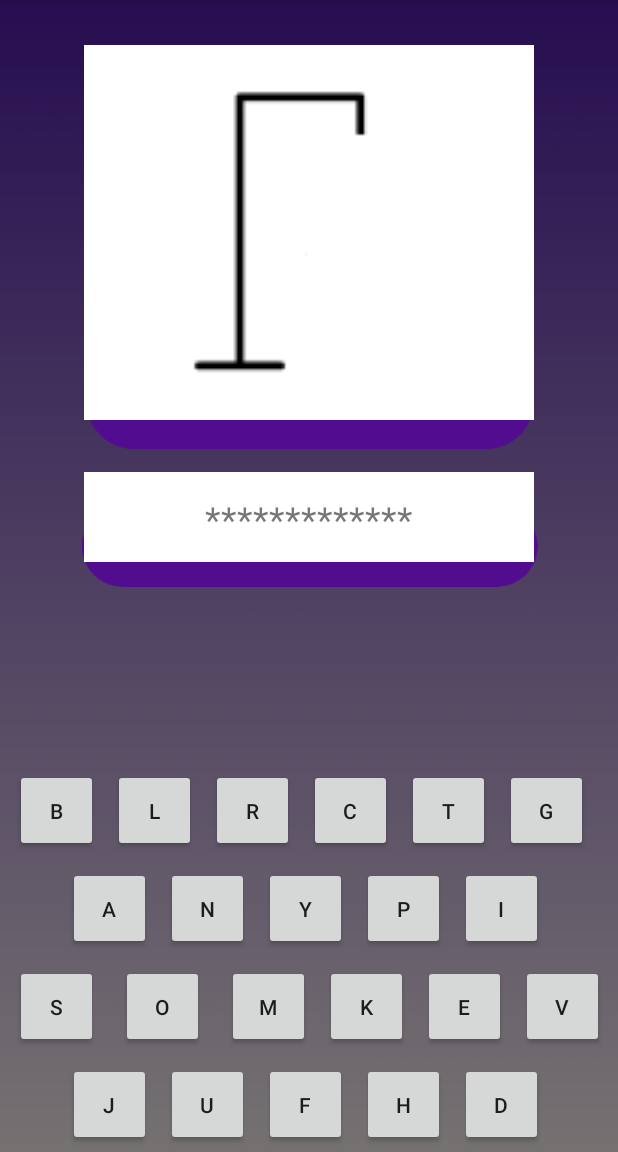
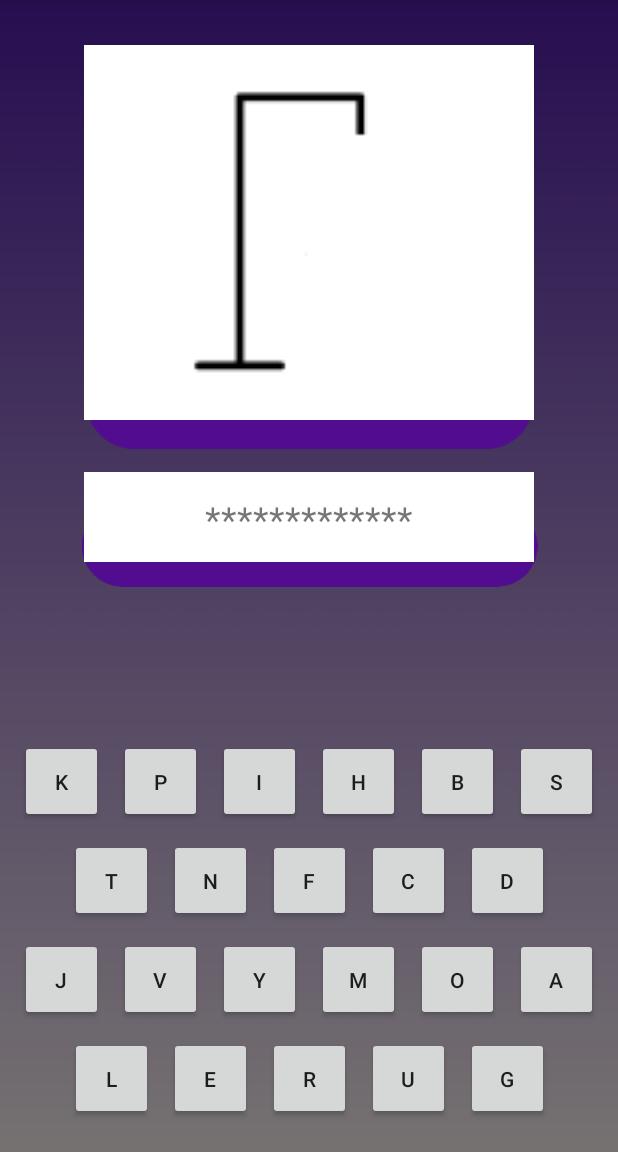
Before and after one commit to Cilian/Galge, an Android app: the GameActivity screen opened directly, with no data from a screen before it, on a phone screen of 412 x 824 dp, the part 84-1236 px from its top. Run offline under Robolectric (Android 15) with nearby library versions, the phone set to English and light mode, and no system bars.

Commit message:
Winner message

```diff
--- a/app/src/main/java/com/example/sren/galge/GameActivity.java
+++ b/app/src/main/java/com/example/sren/galge/GameActivity.java
@@ -1,12 +1,16 @@
 package com.example.sren.galge;
 
 import android.os.Bundle;
+import android.support.v4.app.FragmentManager;
+import android.support.v4.app.FragmentTransaction;
 import android.support.v7.app.AppCompatActivity;
 import android.view.View;
 import android.view.WindowManager;
 import android.view.animation.TranslateAnimation;
 import android.widget.Button;
+import android.widget.GridLayout;
 import android.widget.ImageView;
+import android.widget.TableLayout;
 import android.widget.TextView;
 
 import static android.view.Window.FEATURE_NO_TITLE;
@@ -14,9 +18,10 @@ import static android.view.Window.FEATURE_NO_TITLE;
 public class GameActivity extends AppCompatActivity implements View.OnClickListener {
 
     Galgelogik spil = new Galgelogik();
-    TextView word, won, lost;
+    TextView word;
     Button B,T,K,A,E,V,J,U,F,H,I,S,Re,L,O,N,M,Y,P,G,D,C;
     ImageView fail,fail1,fail2,fail3,fail4,fail5,fail6;
+    TableLayout buttons;
 
     @Override
     protected void onCreate(Bundle savedInstanceState) {
@@ -32,8 +37,7 @@ public class GameActivity extends AppCompatActivity implements View.OnClickListe
         word = findViewById(R.id.word);
         word.setText(spil.getSynligtOrd());
 
-        won = findViewById(R.id.Won);
-        lost = findViewById(R.id.Lost);
+        buttons = findViewById(R.id.buttons);
 
         B = findViewById(R.id.B);
         B.setOnClickListener(this);
@@ -248,23 +252,32 @@ public class GameActivity extends AppCompatActivity implements View.OnClickListe
     }
         public void end () {
             if (spil.erSpilletVundet()) {
-                won.setVisibility(View.VISIBLE);
+
                 TranslateAnimation animation = new TranslateAnimation(0.0f, 0.0f, -800.0f, 0.0f); // new TranslateAnimation (float fromXDelta,float toXDelta, float fromYDelta, float toYDelta)
 
                 animation.setDuration(1400); // animation duration, change accordingly
                 animation.setRepeatCount(0); // animation repeat count
                 animation.setFillAfter(false);
-                won.startAnimation(animation);//your_view for which you need animation
+
+                FragmentManager fragmentManager = getSupportFragmentManager();
+                FragmentTransaction fragmentTransaction = fragmentManager.beginTransaction();
+
+                fragmentTransaction.setCustomAnimations(R.anim.slide_down_in,R.anim.slide_up_out);
+
+                Restart fragment = new Restart();
+
+                fragmentTransaction.add(R.id.games_layout,fragment);
+                fragmentTransaction.commit();
+                buttons.setVisibility(View.INVISIBLE);
             }
 
             if (spil.erSpilletTabt()) {
-            lost.setVisibility(View.VISIBLE);
                 TranslateAnimation animation = new TranslateAnimation(0.0f, 0.0f, -800.0f, 0.0f); // new TranslateAnimation (float fromXDelta,float toXDelta, float fromYDelta, float toYDelta)
 
                 animation.setDuration(1400); // animation duration, change accordingly
                 animation.setRepeatCount(0); // animation repeat count
                 animation.setFillAfter(false);
-            lost.startAnimation(animation);
+
             }
         }
 
--- /dev/null
+++ b/app/src/main/java/com/example/sren/galge/Restart.java
@@ -0,0 +1,45 @@
+package com.example.sren.galge;
+
+import android.os.Bundle;
+import android.support.v4.app.Fragment;
+import android.view.LayoutInflater;
+import android.view.View;
+import android.view.ViewGroup;
+import android.widget.Button;
+
+
+public class Restart extends Fragment {
+
+  //  Button restart;
+    Galgelogik spil = new Galgelogik();
+
+    @Override
+    public void onCreate(Bundle savedInstanceState) {
+        super.onCreate(savedInstanceState);
+    }
+
+    @Override
+    public View onCreateView(LayoutInflater inflater, ViewGroup container, Bundle savedInstanceState) {
+        // Inflate the layout for this fragment
+
+    //    restart = getView().findViewById(R.id.restart);
+    //    restart.setOnClickListener(this);
+
+        return inflater.inflate(R.layout.fragment_restart, container, false);
+
+
+
+
+    }
+
+
+
+
+
+
+    public void restarter(){
+
+
+    }
+
+}
--- /dev/null
+++ b/app/src/main/res/anim/slide_down_in.xml
@@ -0,0 +1,4 @@
+<?xml version="1.0" encoding="utf-8"?>
+<set xmlns:android="http://schemas.android.com/apk/res/android">
+    <translate android:fromYDelta="-100%" android:toYDelta="0%" android:duration="1500"/>
+</set>
--- /dev/null
+++ b/app/src/main/res/anim/slide_up_out.xml
@@ -0,0 +1,4 @@
+<?xml version="1.0" encoding="utf-8"?>
+<set xmlns:android="http://schemas.android.com/apk/res/android">
+    <translate android:fromYDelta="0%" android:toYDelta="-100%" android:duration="1500"/>
+</set>
--- a/app/src/main/res/layout/activity_game.xml
+++ b/app/src/main/res/layout/activity_game.xml
@@ -5,7 +5,9 @@
     android:layout_width="match_parent"
     android:layout_height="match_parent"
     android:background="@drawable/androidmobile"
+    android:id="@+id/games_layout"
     tools:context=".GameActivity">
+
 
     <ImageView
         android:id="@+id/imageView5"
@@ -135,68 +137,34 @@
         app:layout_constraintStart_toStartOf="parent"
         app:layout_constraintTop_toBottomOf="@+id/imageView6" />
 
+    <TableLayout
+        android:id="@+id/buttons"
+        android:layout_width="406dp"
+        android:layout_height="280dp"
+        app:layout_constraintBottom_toBottomOf="parent"
+        app:layout_constraintEnd_toEndOf="parent"
+        app:layout_constraintStart_toStartOf="parent">
+
+        <TableRow
+            android:layout_width="match_parent"
+            android:gravity="center_horizontal">
+
             <Button
-        android:id="@+id/B"
+                android:id="@+id/K"
                 android:layout_width="55dp"
                 android:layout_height="55dp"
+                android:layout_margin="5dp"
                 android:layout_marginStart="10dp"
-        android:layout_marginLeft="10dp"
-        android:layout_marginBottom="200dp"
-        android:text="B"
-        app:layout_constraintBottom_toBottomOf="parent"
-        app:layout_constraintStart_toStartOf="parent" />
-
-    <Button
-        android:id="@+id/T"
-        android:layout_width="55dp"
-        android:layout_height="55dp"
-        android:layout_marginStart="10dp"
-        android:layout_marginLeft="10dp"
-        android:layout_marginBottom="200dp"
-        android:text="T"
-        app:layout_constraintBottom_toBottomOf="parent"
-        app:layout_constraintStart_toEndOf="@+id/C" />
-
-    <Button
-        android:id="@+id/G"
-        android:layout_width="55dp"
-        android:layout_height="55dp"
-        android:layout_marginStart="10dp"
-        android:layout_marginLeft="10dp"
-        android:layout_marginBottom="200dp"
-        android:text="G"
-        app:layout_constraintBottom_toBottomOf="parent"
-        app:layout_constraintStart_toEndOf="@+id/T" />
-
-    <Button
-        android:id="@+id/N"
-        android:layout_width="55dp"
-        android:layout_height="55dp"
-        android:layout_marginStart="10dp"
-        android:layout_marginLeft="10dp"
-        android:layout_marginTop="10dp"
-        android:text="N"
-        app:layout_constraintStart_toEndOf="@+id/A"
-        app:layout_constraintTop_toBottomOf="@+id/L" />
-
-    <Button
-        android:id="@+id/Y"
-        android:layout_width="55dp"
-        android:layout_height="55dp"
-        android:layout_marginStart="10dp"
-        android:layout_marginLeft="10dp"
-        android:layout_marginTop="10dp"
-        android:text="Y"
-        app:layout_constraintStart_toEndOf="@+id/N"
-        app:layout_constraintTop_toBottomOf="@+id/Re" />
+                android:text="K"
+                app:layout_constraintStart_toEndOf="@+id/M"
+                app:layout_constraintTop_toBottomOf="@+id/Y" />
 
             <Button
                 android:id="@+id/P"
                 android:layout_width="55dp"
                 android:layout_height="55dp"
+                android:layout_margin="5dp"
                 android:layout_marginStart="10dp"
-        android:layout_marginLeft="10dp"
-        android:layout_marginTop="10dp"
                 android:text="P"
                 app:layout_constraintStart_toEndOf="@+id/Y"
                 app:layout_constraintTop_toBottomOf="@+id/C" />
@@ -205,208 +173,208 @@
                 android:id="@+id/I"
                 android:layout_width="55dp"
                 android:layout_height="55dp"
+                android:layout_margin="5dp"
                 android:layout_marginStart="10dp"
-        android:layout_marginLeft="10dp"
-        android:layout_marginTop="10dp"
                 android:text="I"
                 app:layout_constraintStart_toEndOf="@+id/P"
                 app:layout_constraintTop_toBottomOf="@+id/T" />
 
             <Button
+                android:id="@+id/H"
+                android:layout_width="55dp"
+                android:layout_height="55dp"
+                android:layout_margin="5dp"
+                android:layout_marginStart="10dp"
+                android:text="H"
+                app:layout_constraintStart_toEndOf="@+id/F"
+                app:layout_constraintTop_toBottomOf="@+id/K" />
+
+            <Button
+                android:id="@+id/B"
+                android:layout_width="55dp"
+                android:layout_height="55dp"
+                android:layout_margin="5dp"
+                android:layout_marginStart="10dp"
+                android:text="B"
+                app:layout_constraintBottom_toBottomOf="parent"
+                app:layout_constraintStart_toStartOf="parent" />
+
+            <Button
+                android:id="@+id/S"
+                android:layout_width="55dp"
+                android:layout_height="55dp"
+                android:layout_margin="5dp"
+                android:layout_marginStart="10dp"
+                android:text="S"
+                app:layout_constraintStart_toStartOf="parent"
+                app:layout_constraintTop_toBottomOf="@+id/A" />
+
+        </TableRow>
+
+        <TableRow
+            android:layout_width="match_parent"
+            android:layout_height="match_parent"
+            android:gravity="center_horizontal">
+
+            <Button
+                android:id="@+id/T"
+                android:layout_width="55dp"
+                android:layout_height="55dp"
+                android:layout_margin="5dp"
+                android:layout_marginStart="10dp"
+                android:text="T" />
+
+            <Button
+                android:id="@+id/N"
+                android:layout_width="55dp"
+                android:layout_height="55dp"
+                android:layout_margin="5dp"
+                android:layout_marginStart="10dp"
+                android:text="N"
+                app:layout_constraintStart_toEndOf="@+id/A"
+                app:layout_constraintTop_toBottomOf="@+id/L" />
+
+            <Button
+                android:id="@+id/F"
+                android:layout_width="55dp"
+                android:layout_height="55dp"
+                android:layout_margin="5dp"
+                android:layout_marginStart="10dp"
+                android:text="F"
+                app:layout_constraintStart_toEndOf="@+id/U"
+                app:layout_constraintTop_toBottomOf="@+id/M" />
+
+            <Button
+                android:id="@+id/C"
+                android:layout_width="55dp"
+                android:layout_height="55dp"
+                android:layout_margin="5dp"
+                android:layout_marginStart="10dp"
+                android:text="C"
+                app:layout_constraintBottom_toBottomOf="parent"
+                app:layout_constraintStart_toEndOf="@+id/Re" />
+
+            <Button
+                android:id="@+id/D"
+                android:layout_width="55dp"
+                android:layout_height="55dp"
+                android:layout_margin="5dp"
+                android:text="D"
+                app:layout_constraintTop_toBottomOf="@+id/E"
+                tools:layout_editor_absoluteX="306dp" />
+        </TableRow>
+
+        <TableRow
+            android:layout_width="match_parent"
+            android:layout_height="298dp"
+            android:gravity="center_horizontal">
+
+            <Button
+                android:id="@+id/J"
+                android:layout_width="55dp"
+                android:layout_height="55dp"
+                android:layout_margin="5dp"
+                android:layout_marginStart="45dp"
+                android:text="J"
+                tools:layout_editor_absoluteY="634dp" />
+
+            <Button
+                android:id="@+id/V"
+                android:layout_width="55dp"
+                android:layout_height="55dp"
+                android:layout_margin="5dp"
+                android:layout_marginStart="10dp"
+                android:text="V"
+                tools:layout_editor_absoluteY="569dp" />
+
+            <Button
+                android:id="@+id/Y"
+                android:layout_width="55dp"
+                android:layout_height="55dp"
+                android:layout_margin="5dp"
+                android:text="Y"
+                tools:layout_editor_absoluteX="175dp" />
+
+            <Button
+                android:id="@+id/M"
+                android:layout_width="55dp"
+                android:layout_height="55dp"
+                android:layout_margin="5dp"
+                android:layout_marginStart="15dp"
+                android:text="M" />
+
+            <Button
+                android:id="@+id/O"
+                android:layout_width="55dp"
+                android:layout_height="55dp"
+                android:layout_margin="5dp"
+                android:text="O"
+                tools:layout_editor_absoluteX="80dp"
+                tools:layout_editor_absoluteY="569dp" />
+
+            <Button
+                android:id="@+id/A"
+                android:layout_width="55dp"
+                android:layout_height="55dp"
+                android:layout_margin="5dp"
+                android:layout_marginStart="45dp"
+                android:text="A"
+                tools:layout_editor_absoluteY="504dp" />
+
+        </TableRow>
+
+        <TableRow
+            android:layout_width="match_parent"
+            android:layout_height="match_parent"
+            android:gravity="center_horizontal">
+
+            <Button
+                android:id="@+id/L"
+                android:layout_width="55dp"
+                android:layout_height="55dp"
+                android:layout_margin="5dp"
+                android:text="L"
+                app:layout_constraintBottom_toBottomOf="parent"
+                tools:layout_editor_absoluteX="75dp" />
+
+            <Button
+                android:id="@+id/E"
+                android:layout_width="55dp"
+                android:layout_height="55dp"
+                android:layout_margin="5dp"
+                android:text="E"
+                tools:layout_editor_absoluteX="281dp"
+                tools:layout_editor_absoluteY="569dp" />
+
+            <Button
                 android:id="@+id/Re"
                 android:layout_width="55dp"
                 android:layout_height="55dp"
+                android:layout_margin="5dp"
                 android:layout_marginStart="10dp"
-        android:layout_marginLeft="10dp"
-        android:layout_marginBottom="200dp"
                 android:text="R"
                 app:layout_constraintBottom_toBottomOf="parent"
                 app:layout_constraintStart_toEndOf="@+id/L" />
 
             <Button
-        android:id="@+id/C"
-        android:layout_width="55dp"
-        android:layout_height="55dp"
-        android:layout_marginStart="10dp"
-        android:layout_marginLeft="10dp"
-        android:layout_marginBottom="200dp"
-        android:text="C"
-        app:layout_constraintBottom_toBottomOf="parent"
-        app:layout_constraintStart_toEndOf="@+id/Re" />
-
-    <Button
-        android:id="@+id/A"
-        android:layout_width="55dp"
-        android:layout_height="55dp"
-        android:layout_marginStart="45dp"
-        android:layout_marginLeft="45dp"
-        android:layout_marginTop="10dp"
-        android:text="A"
-        app:layout_constraintStart_toStartOf="parent"
-        app:layout_constraintTop_toBottomOf="@+id/B" />
-
-    <Button
-        android:id="@+id/S"
-        android:layout_width="55dp"
-        android:layout_height="55dp"
-        android:layout_marginStart="10dp"
-        android:layout_marginLeft="10dp"
-        android:layout_marginTop="10dp"
-        android:text="S"
-        app:layout_constraintStart_toStartOf="parent"
-        app:layout_constraintTop_toBottomOf="@+id/A" />
-
-    <Button
-        android:id="@+id/J"
-        android:layout_width="55dp"
-        android:layout_height="55dp"
-        android:layout_marginStart="45dp"
-        android:layout_marginLeft="45dp"
-        android:layout_marginTop="10dp"
-        android:text="J"
-        app:layout_constraintStart_toStartOf="parent"
-        app:layout_constraintTop_toBottomOf="@+id/S" />
-
-    <Button
                 android:id="@+id/U"
                 android:layout_width="55dp"
                 android:layout_height="55dp"
-        android:layout_marginStart="10dp"
-        android:layout_marginLeft="10dp"
-        android:layout_marginTop="10dp"
+                android:layout_margin="5dp"
                 android:text="U"
-        app:layout_constraintStart_toEndOf="@+id/J"
-        app:layout_constraintTop_toBottomOf="@+id/O" />
+                tools:layout_editor_absoluteX="110dp"
+                tools:layout_editor_absoluteY="634dp" />
 
             <Button
-        android:id="@+id/F"
+                android:id="@+id/G"
                 android:layout_width="55dp"
                 android:layout_height="55dp"
-        android:layout_marginStart="10dp"
-        android:layout_marginLeft="10dp"
-        android:layout_marginTop="10dp"
-        android:text="F"
-        app:layout_constraintStart_toEndOf="@+id/U"
-        app:layout_constraintTop_toBottomOf="@+id/M" />
+                android:layout_margin="5dp"
+                android:text="G"
+                app:layout_constraintBottom_toBottomOf="parent"
+                tools:layout_editor_absoluteX="335dp" />
+        </TableRow>
 
-    <Button
-        android:id="@+id/H"
-        android:layout_width="55dp"
-        android:layout_height="55dp"
-        android:layout_marginStart="10dp"
-        android:layout_marginLeft="10dp"
-        android:layout_marginTop="10dp"
-        android:text="H"
-        app:layout_constraintStart_toEndOf="@+id/F"
-        app:layout_constraintTop_toBottomOf="@+id/K" />
-
-    <Button
-        android:id="@+id/D"
-        android:layout_width="55dp"
-        android:layout_height="55dp"
-        android:layout_marginStart="10dp"
-        android:layout_marginLeft="10dp"
-        android:layout_marginTop="10dp"
-        android:text="D"
-        app:layout_constraintStart_toEndOf="@+id/H"
-        app:layout_constraintTop_toBottomOf="@+id/E" />
-
-    <Button
-        android:id="@+id/O"
-        android:layout_width="55dp"
-        android:layout_height="55dp"
-        android:layout_marginStart="15dp"
-        android:layout_marginLeft="15dp"
-        android:layout_marginTop="10dp"
-        android:text="O"
-        app:layout_constraintStart_toEndOf="@+id/S"
-        app:layout_constraintTop_toBottomOf="@+id/N" />
-
-    <Button
-        android:id="@+id/M"
-        android:layout_width="55dp"
-        android:layout_height="55dp"
-        android:layout_marginStart="15dp"
-        android:layout_marginLeft="15dp"
-        android:layout_marginTop="10dp"
-        android:text="M"
-        app:layout_constraintStart_toEndOf="@+id/O"
-        app:layout_constraintTop_toBottomOf="@+id/Y" />
-
-    <Button
-        android:id="@+id/K"
-        android:layout_width="55dp"
-        android:layout_height="55dp"
-        android:layout_marginStart="10dp"
-        android:layout_marginLeft="10dp"
-        android:layout_marginTop="10dp"
-        android:text="K"
-        app:layout_constraintStart_toEndOf="@+id/M"
-        app:layout_constraintTop_toBottomOf="@+id/Y" />
-
-    <Button
-        android:id="@+id/E"
-        android:layout_width="55dp"
-        android:layout_height="55dp"
-        android:layout_marginStart="10dp"
-        android:layout_marginLeft="10dp"
-        android:layout_marginTop="10dp"
-        android:text="E"
-        app:layout_constraintStart_toEndOf="@+id/K"
-        app:layout_constraintTop_toBottomOf="@+id/P" />
-
-    <Button
-        android:id="@+id/V"
-        android:layout_width="55dp"
-        android:layout_height="55dp"
-        android:layout_marginStart="10dp"
-        android:layout_marginLeft="10dp"
-        android:layout_marginTop="10dp"
-        android:text="V"
-        app:layout_constraintStart_toEndOf="@+id/E"
-        app:layout_constraintTop_toBottomOf="@+id/I" />
-
-    <Button
-        android:id="@+id/L"
-        android:layout_width="55dp"
-        android:layout_height="55dp"
-        android:layout_marginStart="10dp"
-        android:layout_marginLeft="10dp"
-        android:layout_marginBottom="200dp"
-        android:text="L"
-        app:layout_constraintBottom_toBottomOf="parent"
-        app:layout_constraintStart_toEndOf="@+id/B" />
-
-    <TextView
-        android:id="@+id/Won"
-        android:layout_width="wrap_content"
-        android:layout_height="wrap_content"
-        android:text="Du vandt!"
-        android:textColor="@android:color/black"
-        android:textSize="50sp"
-        android:textStyle="bold"
-        android:visibility="invisible"
-        app:layout_constraintBottom_toBottomOf="parent"
-        app:layout_constraintEnd_toEndOf="parent"
-        app:layout_constraintHorizontal_bias="0.497"
-        app:layout_constraintStart_toStartOf="parent"
-        app:layout_constraintTop_toTopOf="parent"
-        app:layout_constraintVertical_bias="0.357" />
-
-    <TextView
-        android:id="@+id/Lost"
-        android:layout_width="wrap_content"
-        android:layout_height="wrap_content"
-        android:text="Du tabte!"
-        android:textColor="@android:color/black"
-        android:textSize="50sp"
-        android:textStyle="bold"
-        android:visibility="invisible"
-        app:layout_constraintBottom_toBottomOf="parent"
-        app:layout_constraintEnd_toEndOf="parent"
-        app:layout_constraintHorizontal_bias="0.497"
-        app:layout_constraintStart_toStartOf="parent"
-        app:layout_constraintTop_toTopOf="parent"
-        app:layout_constraintVertical_bias="0.357" />
+    </TableLayout>
 
 </android.support.constraint.ConstraintLayout>
--- /dev/null
+++ b/app/src/main/res/layout/fragment_restart.xml
@@ -0,0 +1,80 @@
+<?xml version="1.0" encoding="utf-8"?>
+<android.support.constraint.ConstraintLayout xmlns:android="http://schemas.android.com/apk/res/android"
+    xmlns:app="http://schemas.android.com/apk/res-auto"
+    xmlns:tools="http://schemas.android.com/tools"
+    android:layout_width="match_parent"
+    android:layout_height="match_parent"
+    tools:context=".Restart">
+
+    <!-- TODO: Update blank fragment layout -->
+
+    <Button
+        android:id="@+id/restart"
+        android:layout_width="200dp"
+        android:layout_height="wrap_content"
+        android:layout_marginTop="130dp"
+        android:background="@drawable/roundcorners"
+        android:text="Spil igen"
+        android:textColor="@android:color/darker_gray"
+        app:layout_constraintEnd_toEndOf="parent"
+        app:layout_constraintStart_toStartOf="parent"
+        app:layout_constraintTop_toBottomOf="@+id/textView4" />
+
+    <LinearLayout
+        android:id="@+id/linearLayout2"
+        android:layout_width="250dp"
+        android:layout_height="300dp"
+        android:background="@android:color/background_light"
+        android:orientation="vertical"
+        app:layout_constraintBottom_toBottomOf="parent"
+        app:layout_constraintEnd_toEndOf="parent"
+        app:layout_constraintStart_toStartOf="parent"
+        app:layout_constraintTop_toTopOf="parent">
+
+    </LinearLayout>
+
+    <TextView
+        android:id="@+id/textView4"
+        android:layout_width="match_parent"
+        android:layout_height="wrap_content"
+        android:layout_marginTop="215dp"
+        android:gravity="top|center"
+        android:text="Du Vandt!"
+        android:textSize="50sp"
+        android:textStyle="bold"
+        app:layout_constraintEnd_toEndOf="parent"
+        app:layout_constraintHorizontal_bias="0.0"
+        app:layout_constraintStart_toStartOf="parent"
+        app:layout_constraintTop_toTopOf="parent" />
+
+    <TextView
+        android:id="@+id/textView5"
+        android:layout_width="wrap_content"
+        android:layout_height="wrap_content"
+        android:layout_marginStart="8dp"
+        android:layout_marginLeft="8dp"
+        android:layout_marginTop="8dp"
+        android:layout_marginEnd="8dp"
+        android:layout_marginRight="8dp"
+        android:text="Din score"
+        android:textSize="30sp"
+        app:layout_constraintEnd_toEndOf="parent"
+        app:layout_constraintStart_toStartOf="parent"
+        app:layout_constraintTop_toBottomOf="@+id/textView4" />
+
+    <TextView
+        android:id="@+id/textView6"
+        android:layout_width="wrap_content"
+        android:layout_height="wrap_content"
+        android:layout_marginStart="8dp"
+        android:layout_marginLeft="8dp"
+        android:layout_marginTop="8dp"
+        android:layout_marginEnd="8dp"
+        android:layout_marginRight="8dp"
+        android:text="0"
+        android:textSize="30sp"
+        app:layout_constraintEnd_toEndOf="parent"
+        app:layout_constraintStart_toStartOf="parent"
+        app:layout_constraintTop_toBottomOf="@+id/textView5" />
+
+</android.support.constraint.ConstraintLayout>
```
Lines whose indentation alone changed are shown as unchanged.
